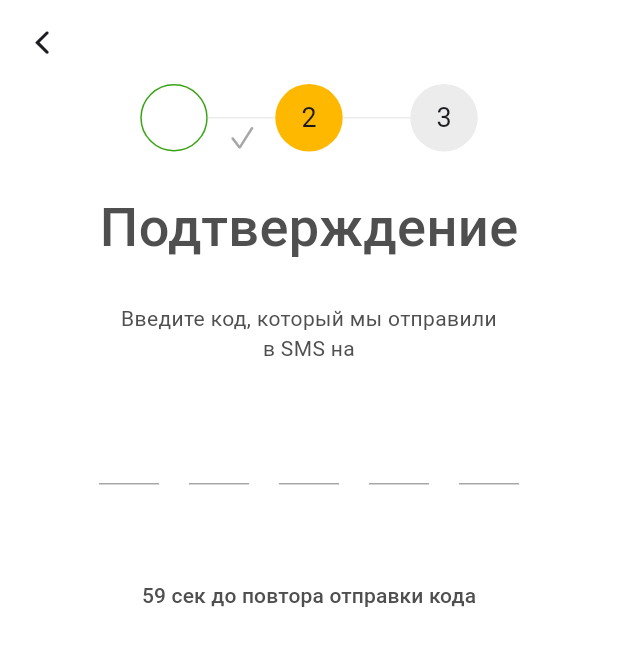
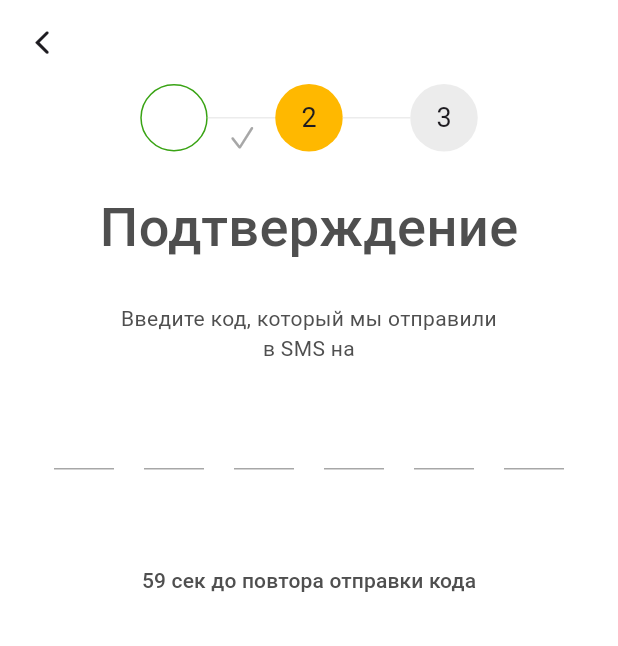
Before and after one commit to maximevald/phone_registration, a Flutter app: the SubmitionPage screen opened directly with empty values, on a phone screen of 412 x 824 dp. Shown: the top 646 px of the screen. Run offline on Flutter 3.47's test engine with Material 3 defaults, Android fonts, the phone set to English and light mode, and no system bars; our stand-ins replace equatable, firebase_auth, firebase_core, flutter_bloc, image_picker, mask_text_input_formatter; accounts and stored records are empty; network calls fail.

```diff
--- a/lib/presentation/pages/edit_page.dart
+++ b/lib/presentation/pages/edit_page.dart
@@ -58,6 +58,7 @@ class _EditPageState extends State<EditPage> {
       body: Padding(
         padding: const EdgeInsets.symmetric(horizontal: 10, vertical: 25),
         child: CupertinoTextField(
+          textCapitalization: TextCapitalization.words,
           controller: _textController,
           onChanged: (value) {
             final bloc = context.read<ProfileCubit>();
--- a/lib/presentation/pages/registration/submition_page.dart
+++ b/lib/presentation/pages/registration/submition_page.dart
@@ -5,6 +5,7 @@ import 'package:test_project/entities/ticker.dart';
 import 'package:test_project/presentation/blocs/timer_bloc/timer_bloc.dart';
 import 'package:test_project/presentation/pages/pages.dart';
 import 'package:test_project/presentation/widgets/widgets.dart';
+import 'package:test_project/servicies/auth_service.dart';
 
 class SubmitionPage extends StatefulWidget {
   const SubmitionPage({required this.phoneNumber, super.key});
@@ -22,22 +23,26 @@ class _SubmitionPageState extends State<SubmitionPage> {
   String? three;
   String? four;
   String? five;
+  String? six;
   late List<String?> _symbols;
 
   @override
   void initState() {
-    _symbols = List.generate(5, (index) => null);
+    _symbols = List.generate(6, (index) => null);
     _controller = TextEditingController();
-    _symbols = [one, two, three, four, five];
-    _controller.addListener(() {
+    _symbols = [one, two, three, four, five, six];
+    _controller.addListener(
+      () {
         setState(
           () {
-          _symbols = List.generate(5, (index) => null);
+            _symbols = List.generate(6, (index) => null);
             final symbols = _controller.text.split('');
             for (var i = 0; i < symbols.length; i++) {
               _symbols[i] = symbols[i];
             }
-          if (_symbols[4] != null) {
+            AuthService.loginWithOtp(otp: _controller.text).then(
+              (value) {
+                if (value == 'Success') {
                   Navigator.pushAndRemoveUntil(
                     context,
                     MaterialPageRoute<void>(
@@ -45,10 +50,23 @@ class _SubmitionPageState extends State<SubmitionPage> {
                     ),
                     (Route<dynamic> route) => false,
                   );
+                } else if (_symbols[5] != null && value != 'Success') {
+                  ScaffoldMessenger.of(context).showSnackBar(
+                    SnackBar(
+                      content: Text(
+                        value,
+                        style: TextStyle(color: Colors.white),
+                      ),
+                      backgroundColor: Colors.red,
+                    ),
+                  );
                 }
               },
             );
-    });
+          },
+        );
+      },
+    );
     super.initState();
   }
 
@@ -88,18 +106,9 @@ class _SubmitionPageState extends State<SubmitionPage> {
             ),
           ),
           const SizedBox(height: 20),
-          Visibility.maintain(
-            visible: false,
-            child: SizedBox(
-              height: 10,
-              child: TextField(
-                keyboardType: TextInputType.number,
-                maxLength: 5,
-                controller: _controller,
-                autofocus: true,
-              ),
-            ),
-          ),
+          Stack(
+            alignment: AlignmentDirectional.center,
+            children: [
               Row(
                 mainAxisAlignment: MainAxisAlignment.center,
                 children: _symbols.map((e) {
@@ -124,6 +133,20 @@ class _SubmitionPageState extends State<SubmitionPage> {
                   );
                 }).toList(),
               ),
+              Visibility.maintain(
+                visible: false,
+                child: SizedBox(
+                  height: 20,
+                  child: TextField(
+                    keyboardType: TextInputType.number,
+                    maxLength: 6,
+                    controller: _controller,
+                    autofocus: true,
+                  ),
+                ),
+              ),
+            ],
+          ),
           const SizedBox(height: 40),
           BlocProvider(
             create: (context) => TimerBloc(ticker: const Ticker()),
@@ -147,6 +170,11 @@ class _SubmitionPageState extends State<SubmitionPage> {
                           context.read<TimerBloc>().add(
                                 const TimerStarted(duration: 60),
                               );
+                          AuthService.sentOtp(
+                              phone: widget.phoneNumber, errorStep: () {});
+                          setState(() {
+                            _controller.text = '';
+                          });
                         },
                         child: const Text(
                           'Отправить код еще раз',
--- /dev/null
+++ b/lib/servicies/auth_service.dart
@@ -0,0 +1,64 @@
+import 'package:firebase_auth/firebase_auth.dart';
+
+class AuthService {
+  static final FirebaseAuth _firebaseAuth = FirebaseAuth.instance;
+
+  static String verifyId = "";
+
+
+  static Future<void> sentOtp({
+    required String phone,
+    required Function errorStep,
+  }) async {
+    await _firebaseAuth
+        .verifyPhoneNumber(
+      timeout: Duration(seconds: 50),
+      phoneNumber: "$phone",
+      verificationCompleted: (phoneAuthCredential) async {
+        return;
+      },
+      verificationFailed: (error) async {
+        return;
+      },
+      codeSent: (verificationId, forceResendingToken) async {
+        verifyId = verificationId;
+      },
+      codeAutoRetrievalTimeout: (verificationId) async {
+        return;
+      },
+    )
+        .onError((error, stackTrace) {
+      errorStep();
+    });
+  }
+
+
+  static Future<String> loginWithOtp({required String otp}) async {
+    final cred =
+        PhoneAuthProvider.credential(verificationId: verifyId, smsCode: otp);
+
+    try {
+      final user = await _firebaseAuth.signInWithCredential(cred);
+      if (user.user != null) {
+        return "Success";
+      } else {
+        return "Error in Otp login";
+      }
+    } on FirebaseAuthException catch (e) {
+      return e.message.toString();
+    } catch (e) {
+      return e.toString();
+    }
+  }
+
+
+  static Future<void> logout() async {
+    await _firebaseAuth.signOut();
+  }
+
+
+  static Future<bool> isLoggedIn() async {
+    var user = _firebaseAuth.currentUser;
+    return user != null;
+  }
+}
--- a/pubspec.yaml
+++ b/pubspec.yaml
@@ -40,6 +40,8 @@ dependencies:
   image_picker: ^1.0.7
   mask_text_input_formatter: ^2.8.0
   equatable: ^2.0.5
+  firebase_core: ^2.24.2
+  firebase_auth: ^4.16.0
 
 dev_dependencies:
   flutter_test:
```
Also changed, not shown: lib/main.dart (+8 -1 lines), lib/presentation/pages/registration/registration_page.dart (+26 -3 lines), lib/firebase_options.dart (added), pubspec.lock, 8 other files. Lines whose indentation alone changed are shown as unchanged.
